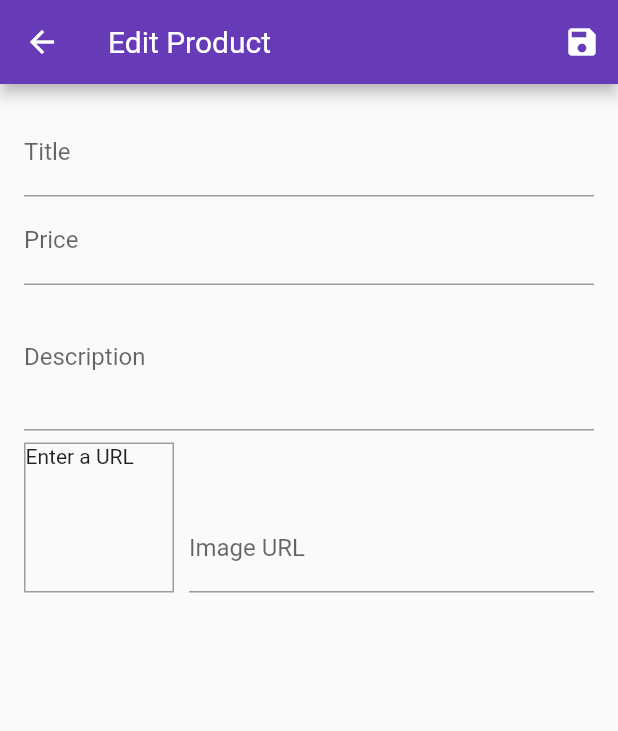
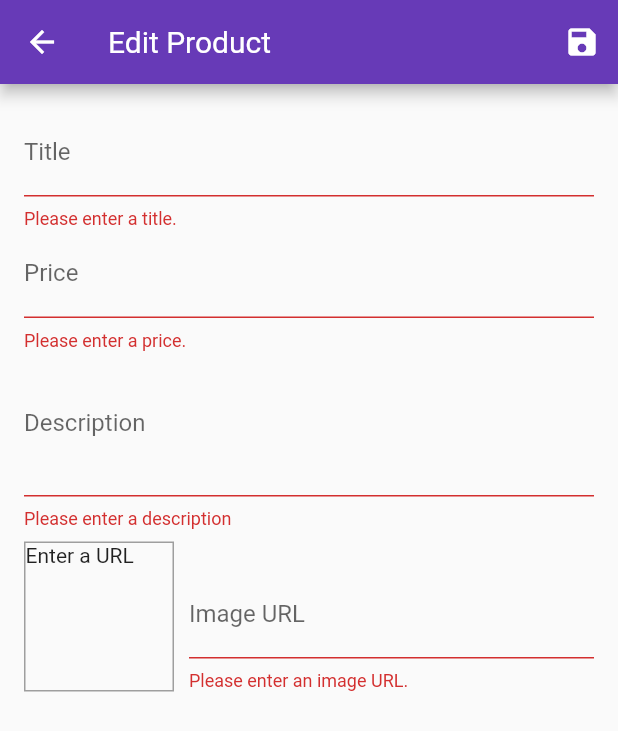
Before and after one commit to viktorvoltz/shop-app, a Flutter app: the EditProductScreen screen opened by its route, after a tap on the "save" icon, on a phone screen of 412 x 824 dp. Shown: the top 731 px of the screen. Run offline on Flutter 3.47's test engine with Material 2 defaults, Android fonts, the phone set to English and light mode, and no system bars; network calls fail.

Commit message:
form validation and products addition

```diff
--- a/lib/providers/products.dart
+++ b/lib/providers/products.dart
@@ -41,16 +41,16 @@ class Products with ChangeNotifier {
 
   List<Product> get items {
     //if (_showFavouritesOnly){
-     // return _items.where((prodItem) => prodItem.isFavourite).toList();
+    // return _items.where((prodItem) => prodItem.isFavourite).toList();
     //}
     return [..._items];
   }
 
   List<Product> get favouriteItems {
-      return _items.where((element) => element.isFavourite).toList();
-    }
+    return _items.where((element) => element.isFavourite).toList();
+  }
 
-  Product findById(String id){
+  Product findById(String id) {
     return _items.firstWhere((element) => element.id == id);
   }
 
@@ -64,8 +64,17 @@ class Products with ChangeNotifier {
     notifyListeners();
   }*/
 
-  void addProduct(){
+  void addProduct(Product product) {
+    final newProduct = Product(
+      title: product.title,
+      description: product.description,
+      price: product.price,
+      imageUrl: product.imageUrl,
+      id: DateTime.now().toString(),
+    );
 
+    _items.add(newProduct);
+    // _items.insert(0, newProduct); at the start of the list.
     notifyListeners();
   }
 }
--- a/lib/screens/edit_product_screen.dart
+++ b/lib/screens/edit_product_screen.dart
@@ -1,3 +1,5 @@
+import 'package:provider/provider.dart';
+import '../providers/products.dart';
 import 'package:flutter/material.dart';
 import '../providers/product.dart';
 
@@ -34,20 +36,29 @@ class _EditProductScreenState extends State<EditProductScreen> {
 
   void _updateImageUrl() {
     if (!_imageUrlFocusNode.hasFocus) {
+      if (_imageUrlController.text.isEmpty ||
+          (!_imageUrlController.text.startsWith('http') &&
+          !_imageUrlController.text.startsWith('https')) ||
+          (!_imageUrlController.text.endsWith('.jpg') &&
+          !_imageUrlController.text.endsWith('.jpeg') &&
+          !_imageUrlController.text.endsWith('.png'))) {
+        return;
+      }
       setState(() {});
     }
   }
 
   void _saveForm() {
+    final isValid = _form.currentState.validate();
+    if (!isValid) {
+      return;
+    }
+
     _form.currentState.save();
     setState(() {});
-    print(_editedProduct.title);
-    print(_editedProduct.price);
-    print(_editedProduct.description);
-    print(_editedProduct.imageUrl);
-
+    Provider.of<Products>(context, listen: false).addProduct(_editedProduct);
+    Navigator.of(context).pop();
   }
-
 
   @override
   Widget build(BuildContext context) {
@@ -76,14 +87,18 @@ class _EditProductScreenState extends State<EditProductScreen> {
                 onFieldSubmitted: (_) {
                   FocusScope.of(context).requestFocus(_priceFocusNode);
                 },
+                validator: (value) {
+                  if (value.isEmpty) {
+                    return 'Please enter a title.';
+                  }
+                },
                 onSaved: (value) {
                   _editedProduct = Product(
                       title: value,
                       price: _editedProduct.price,
                       description: _editedProduct.description,
                       imageUrl: _editedProduct.imageUrl,
-                      id: null
-                      );
+                      id: null);
                 },
               ),
               TextFormField(
@@ -95,15 +110,26 @@ class _EditProductScreenState extends State<EditProductScreen> {
                 onFieldSubmitted: (_) {
                   FocusScope.of(context).requestFocus(_descriptionFocusNode);
                 },
+                validator: (value) {
+                  if (value.isEmpty) {
+                    return 'Please enter a price.';
+                  }
+                  if (double.tryParse(value) == null) {
+                    return 'Enter a valid number.';
+                  }
+                  if (double.parse(value) <= 0) {
+                    return 'Please enter a real price';
+                  }
+                  return null;
+                },
                 focusNode: _priceFocusNode,
-                onSaved:  (value) {
+                onSaved: (value) {
                   _editedProduct = Product(
                       title: _editedProduct.title,
                       price: double.parse(value),
                       description: _editedProduct.description,
                       imageUrl: _editedProduct.imageUrl,
-                      id: null
-                      );
+                      id: null);
                 },
               ),
               TextFormField(
@@ -113,14 +139,19 @@ class _EditProductScreenState extends State<EditProductScreen> {
                 maxLines: 3,
                 keyboardType: TextInputType.multiline,
                 focusNode: _descriptionFocusNode,
-                onSaved:  (value) {
+                validator: (value) {
+                  if (value.isEmpty) {
+                    return 'Please enter a description';
+                  }
+                  return null;
+                },
+                onSaved: (value) {
                   _editedProduct = Product(
                       title: _editedProduct.title,
                       price: _editedProduct.price,
                       description: value,
                       imageUrl: _editedProduct.imageUrl,
-                      id: null
-                      );
+                      id: null);
                 },
               ),
               Row(
@@ -151,14 +182,28 @@ class _EditProductScreenState extends State<EditProductScreen> {
                       onFieldSubmitted: (_) {
                         _saveForm();
                       },
-                      onSaved:  (value) {
+                      validator: (value) {
+                        if (value.isEmpty) {
+                          return 'Please enter an image URL.';
+                        }
+                        if (!value.startsWith('http') &&
+                            !value.startsWith('https')) {
+                          return 'Please enter a valid URL.';
+                        }
+                        if (!value.endsWith('.jpg') &&
+                            !value.endsWith('.jpeg') &&
+                            !value.endsWith('.png')) {
+                          return 'Please enter a valid image URL.';
+                        }
+                        return null;
+                      },
+                      onSaved: (value) {
                         _editedProduct = Product(
                             title: _editedProduct.title,
                             price: _editedProduct.price,
                             description: _editedProduct.description,
                             imageUrl: value,
-                      id: null
-                      );
+                            id: null);
                       },
                     ),
                   ),
```
Lines whose indentation alone changed are shown as unchanged.
